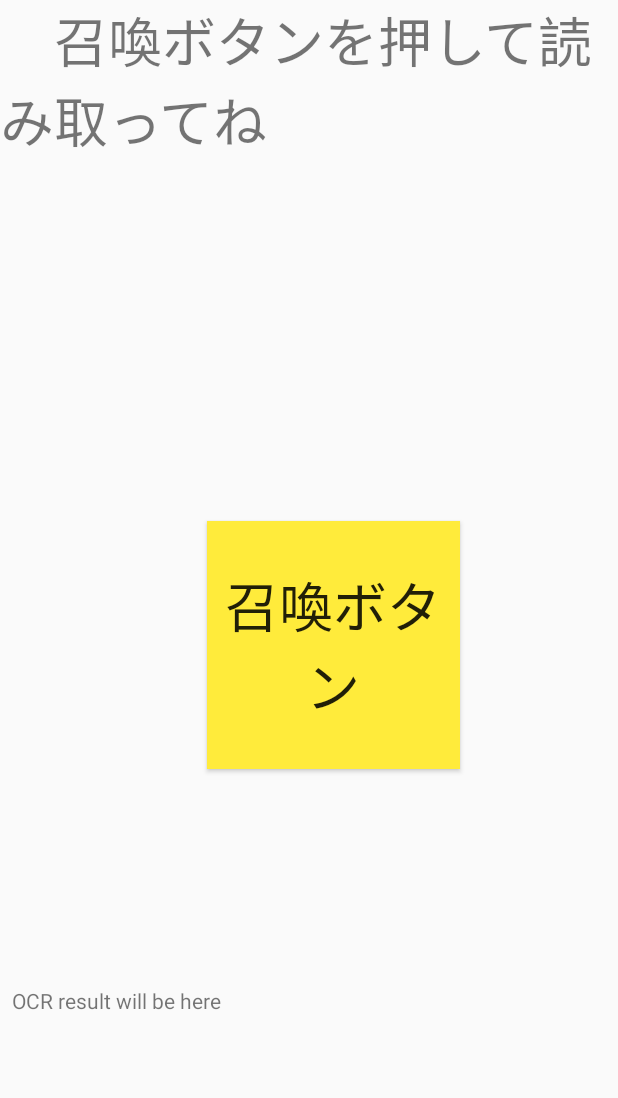
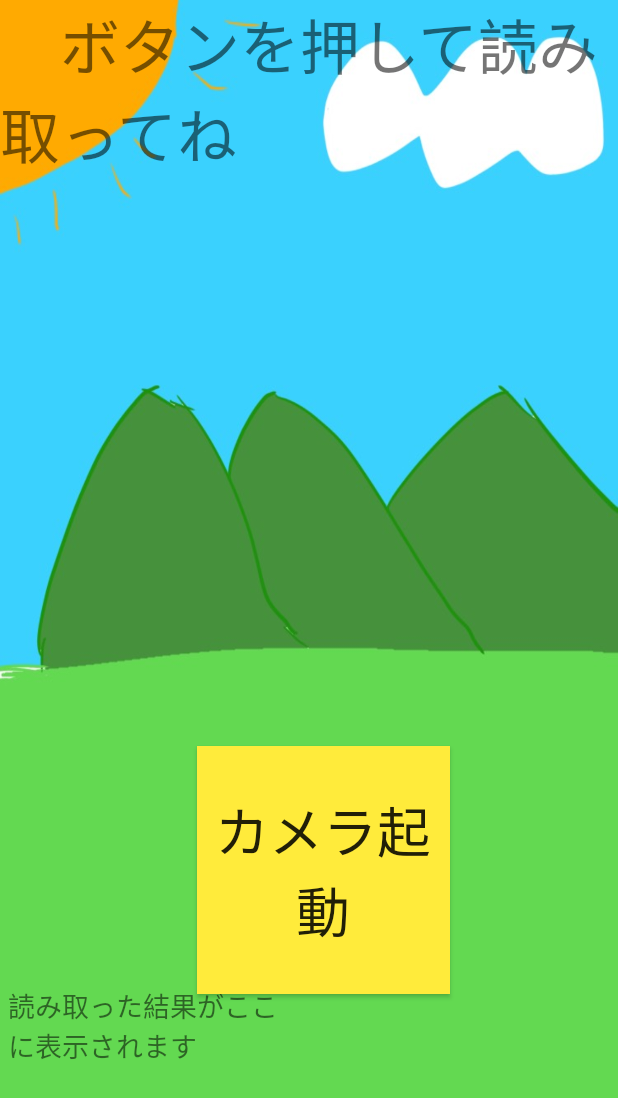
Before and after one commit to tatsuyaouchi/Sound_test, an Android app: the Ocr screen opened directly, with no data from a screen before it, on a phone screen of 412 x 824 dp. Shown: the top 1098 px of the screen. Run offline under Robolectric (Android 15) with nearby library versions, the phone set to English and light mode, and no system bars; libraries missing offline, so code that uses them is left out: com.googlecode.tesseract.

Commit message:
なんか

```diff
--- a/app/src/main/res/layout/ocr.xml
+++ b/app/src/main/res/layout/ocr.xml
@@ -3,15 +3,16 @@
     xmlns:tools="http://schemas.android.com/tools"
     android:layout_width="match_parent"
     android:layout_height="match_parent"
+    android:background="@drawable/haikei"
     tools:context=".Ocr">
 
     <TextView
         android:id="@+id/instruction"
         android:layout_width="match_parent"
         android:layout_height="143dp"
-        android:text="　召喚ボタンを押して読み取ってね"
+        android:text="　ボタンを押して読み取ってね"
         android:textIsSelectable="true"
-        android:textSize="36sp" />
+        android:textSize="40sp" />
 
     <!--    <ImageButton-->
     <!--        android:id="@+id/action_btn"-->
@@ -37,11 +38,11 @@
         android:layout_below="@+id/instruction"
         android:layout_alignParentStart="true"
         android:layout_alignParentEnd="true"
-        android:layout_marginStart="138dp"
-        android:layout_marginTop="204dp"
-        android:layout_marginEnd="105dp"
+        android:layout_marginStart="131dp"
+        android:layout_marginTop="354dp"
+        android:layout_marginEnd="112dp"
         android:background="#FFEB3B"
-        android:text="召喚ボタン"
+        android:text="カメラ起動"
         android:textSize="36sp"></Button>
 
     <TextView
@@ -51,8 +52,9 @@
         android:layout_alignParentStart="true"
         android:layout_alignParentEnd="true"
         android:layout_alignParentBottom="true"
-        android:layout_marginStart="8dp"
-        android:layout_marginEnd="215dp"
+        android:layout_marginStart="5dp"
+        android:layout_marginEnd="218dp"
         android:layout_marginBottom="3dp"
-        android:text="OCR result will be here" />
+        android:text="読み取った結果がここに表示されます"
+        android:textSize="18sp" />
 </RelativeLayout>
--- a/app/src/main/res/layout/zukan.xml
+++ b/app/src/main/res/layout/zukan.xml
@@ -20,13 +20,6 @@
                 android:layout_height="wrap_content"
                 android:orientation="vertical" >
 
-
-                <TextView
-                    android:id="@+id/textView"
-                    android:layout_width="match_parent"
-                    android:layout_height="wrap_content"
-                    android:text="図鑑"
-                    android:textSize="45sp" />
 
                 <ImageView
                     android:id="@+id/imageView1"
```
Also changed, not shown: app/src/main/java/jp/ac/shohoku/hguremetal/sound_test/Home.java (+9 -0 lines). Lines whose indentation alone changed are shown as unchanged.
